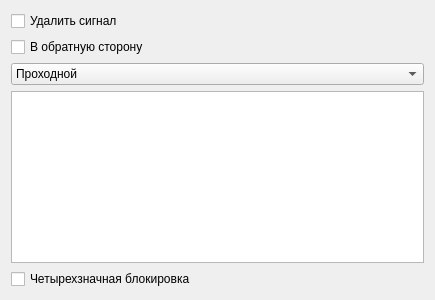
Before: the Qt Designer form src/SignalManager.ui in asafran/RouteEditor, drawn with Qt 5.
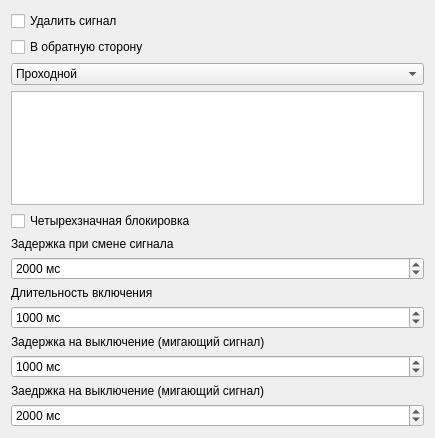
After: the same form once the commit is applied.

```diff
--- a/src/SignalManager.ui
+++ b/src/SignalManager.ui
@@ -7,7 +7,7 @@
     <x>0</x>
     <y>0</y>
     <width>435</width>
-    <height>300</height>
+    <height>438</height>
    </rect>
   </property>
   <property name="windowTitle">
@@ -78,6 +78,86 @@
      </property>
     </widget>
    </item>
+   <item>
+    <widget class="QLabel" name="label">
+     <property name="text">
+      <string>Задержка при смене сигнала</string>
+     </property>
+    </widget>
+   </item>
+   <item>
+    <widget class="QSpinBox" name="changeSpin">
+     <property name="suffix">
+      <string> мс</string>
+     </property>
+     <property name="maximum">
+      <number>20000</number>
+     </property>
+     <property name="value">
+      <number>2000</number>
+     </property>
+    </widget>
+   </item>
+   <item>
+    <widget class="QLabel" name="label_2">
+     <property name="text">
+      <string>Длительность включения</string>
+     </property>
+    </widget>
+   </item>
+   <item>
+    <widget class="QSpinBox" name="animSpin">
+     <property name="suffix">
+      <string> мс</string>
+     </property>
+     <property name="maximum">
+      <number>5000</number>
+     </property>
+     <property name="value">
+      <number>1000</number>
+     </property>
+    </widget>
+   </item>
+   <item>
+    <widget class="QLabel" name="label_3">
+     <property name="text">
+      <string>Задержка на выключение (мигающий сигнал)</string>
+     </property>
+    </widget>
+   </item>
+   <item>
+    <widget class="QSpinBox" name="onDelaySpin">
+     <property name="suffix">
+      <string> мс</string>
+     </property>
+     <property name="maximum">
+      <number>5000</number>
+     </property>
+     <property name="value">
+      <number>1000</number>
+     </property>
+    </widget>
+   </item>
+   <item>
+    <widget class="QLabel" name="label_4">
+     <property name="text">
+      <string>Заедржка на выключение (мигающий сигнал)</string>
+     </property>
+    </widget>
+   </item>
+   <item>
+    <widget class="QSpinBox" name="offDelaySpin">
+     <property name="suffix">
+      <string> мс</string>
+     </property>
+     <property name="maximum">
+      <number>5000</number>
+     </property>
+     <property name="value">
+      <number>2000</number>
+     </property>
+    </widget>
+   </item>
   </layout>
  </widget>
  <resources/>
```
